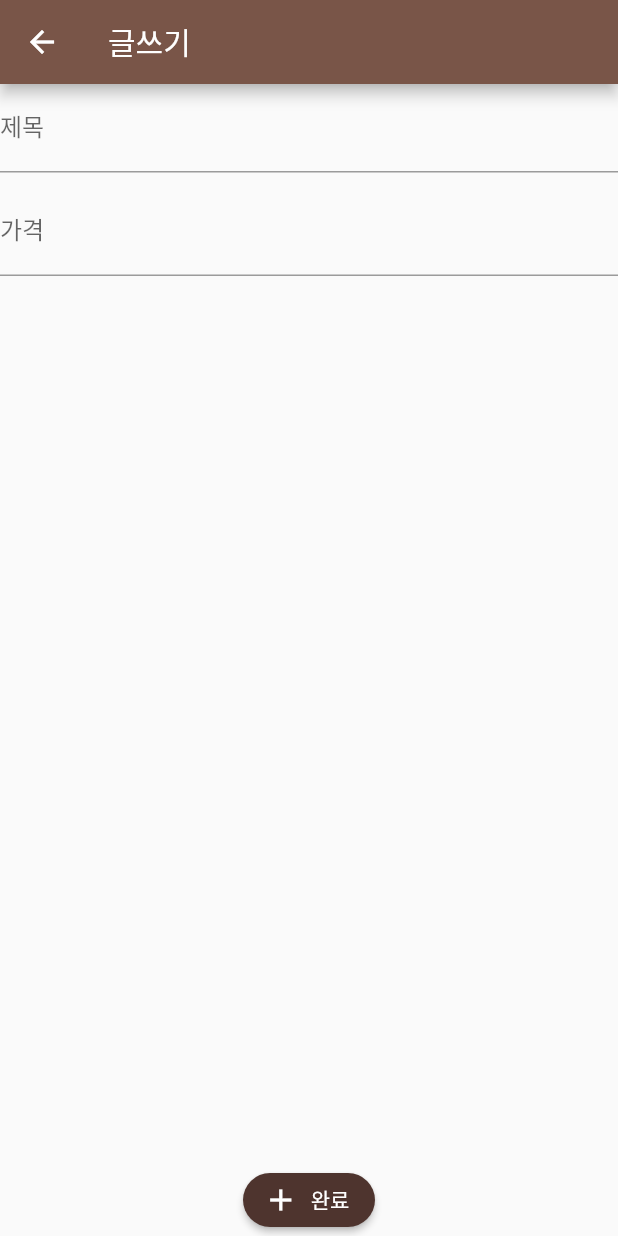
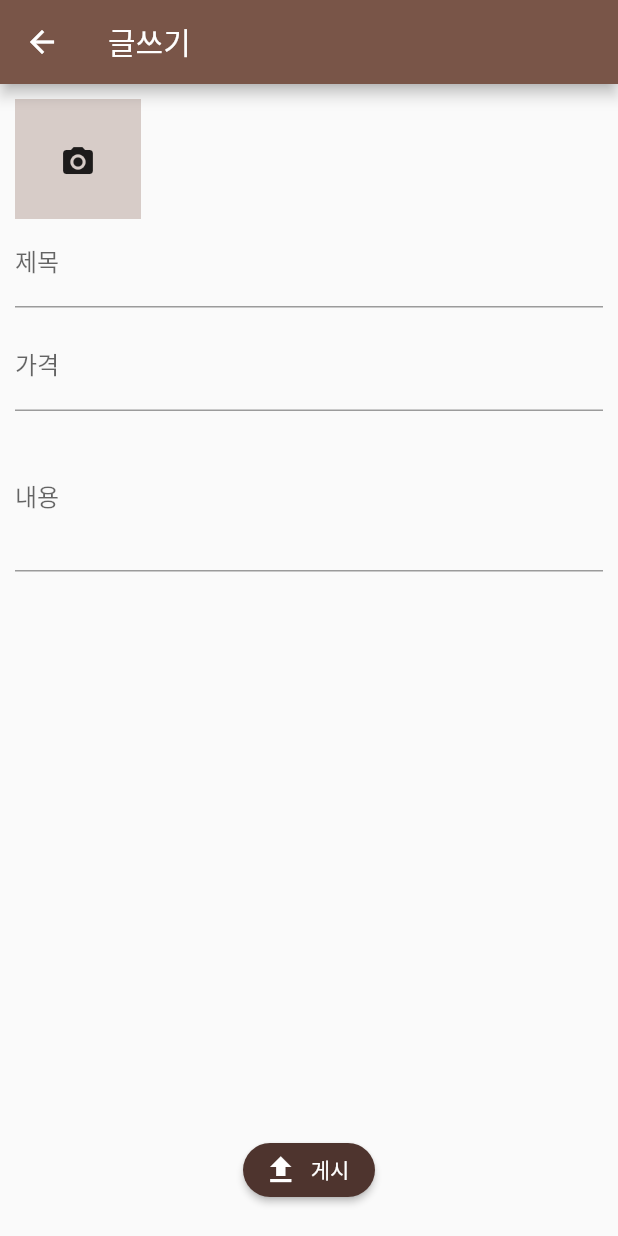
Before and after one commit to 9JIMIN/flutter-project, a Flutter app: the EditScreen screen opened by its route, on a phone screen of 412 x 824 dp. Run offline on Flutter 3.47's test engine with Material 2 defaults, Android fonts, the phone set to English and light mode, and no system bars; our stand-ins replace cloud_firestore, firebase_auth, firebase_core, firebase_messaging, firebase_storage, google_maps_flutter and 3 more; missing offline and left inert: multi_image_picker; accounts and stored records are empty; network calls fail.

```diff
--- a/potato_market/lib/screens/auth_screen.dart
+++ b/potato_market/lib/screens/auth_screen.dart
@@ -2,7 +2,7 @@ import 'package:flutter/material.dart';
 import 'package:firebase_auth/firebase_auth.dart';
 import 'package:cloud_firestore/cloud_firestore.dart';
 
-import '../widgets/AuthForm.dart';
+import '../widgets/auth_form.dart';
 
 class AuthScreen extends StatefulWidget {
   @override
--- a/potato_market/lib/screens/chat_screen.dart
+++ b/potato_market/lib/screens/chat_screen.dart
@@ -4,10 +4,8 @@ class ChatScreen extends StatelessWidget {
   static const routeName = '/chat';
   @override
   Widget build(BuildContext context) {
-    return Scaffold(
-      appBar: AppBar(
-        title: Text('채팅'),
-      ),
+    return Center(
+      child: CircularProgressIndicator(),
     );
   }
 }
--- a/potato_market/lib/screens/edit_screen.dart
+++ b/potato_market/lib/screens/edit_screen.dart
@@ -1,5 +1,13 @@
+import 'dart:io';
+
 import 'package:flutter/material.dart';
 import 'package:cloud_firestore/cloud_firestore.dart';
+import 'package:firebase_storage/firebase_storage.dart';
+import 'package:flutter/services.dart';
+import 'package:multi_image_picker/multi_image_picker.dart';
+import 'package:firebase_auth/firebase_auth.dart';
+
+import '../widgets/photo_field.dart';
 
 class EditScreen extends StatefulWidget {
   static const routeName = '/edit';
@@ -10,14 +18,37 @@ class EditScreen extends StatefulWidget {
 class _EditScreenState extends State<EditScreen> {
   final _titleController = TextEditingController();
   final _priceController = TextEditingController();
+  final _detailController = TextEditingController();
+  List<Asset> _images;
+
+  void _selectImage(List<Asset> pickedImages) {
+    _images = pickedImages;
+  }
 
   void _saveProduct() async {
-    if (_titleController.text.isEmpty || _priceController.text.isEmpty) {
+    if (_titleController.text.isEmpty ||
+        _priceController.text.isEmpty ||
+        _priceController.text.isEmpty) {
       return;
     }
+    // 사진 스토리지에 저장
+    final String id = FirebaseAuth.instance.currentUser.uid;
+    final StorageReference ref = FirebaseStorage.instance.ref().child(id);
+
+    await Future.forEach(_images, (image) async {
+      ByteData byteData = await image.getByteData();
+      List<int> imageData = byteData.buffer.asUint8List();
+      await ref
+          .child(DateTime.now().toString() + '.jpg')
+          .putData(imageData)
+          .onComplete;
+    });
+
+    // 디비에 제품 올리기
     await FirebaseFirestore.instance.collection('test').add({
       'title': _titleController.text,
       'price': _priceController.text,
+      'detail': _detailController.text,
     });
 
     Navigator.of(context).pop();
@@ -29,11 +60,18 @@ class _EditScreenState extends State<EditScreen> {
       appBar: AppBar(
         title: Text('글쓰기'),
       ),
-      body: Column(
+      body: Padding(
+        padding: EdgeInsets.all(10),
+        child: Column(
           children: [
             Expanded(
+              child: SingleChildScrollView(
                 child: Column(
                   children: [
+                    Container(
+                      height: 80,
+                      child: PhotoField(_selectImage),
+                    ),
                     TextField(
                       decoration: InputDecoration(labelText: '제목'),
                       controller: _titleController,
@@ -45,15 +83,28 @@ class _EditScreenState extends State<EditScreen> {
                       decoration: InputDecoration(labelText: '가격'),
                       controller: _priceController,
                     ),
+                    SizedBox(
+                      height: 10,
+                    ),
+                    TextField(
+                      decoration: InputDecoration(labelText: '내용'),
+                      controller: _detailController,
+                      maxLines: 3,
+                    ),
                   ],
                 ),
               ),
+            ),
             RaisedButton.icon(
-            icon: Icon(Icons.add),
-            label: Text('완료'),
+              icon: Icon(Icons.file_upload),
+              label: Text('게시'),
               onPressed: _saveProduct,
-          )
+            ),
+            SizedBox(
+              height: 10,
+            ),
           ],
+        ),
       ),
     );
   }
--- a/potato_market/lib/widgets/AuthForm.dart
+++ b/potato_market/lib/widgets/auth_form.dart
@@ -57,18 +57,21 @@ class _AuthFormState extends State<AuthForm> {
                   children: [
                     if (!_isLogin)
                       TextFormField(
+                        key: ValueKey('nickname'),
                         decoration: InputDecoration(labelText: '닉네임'),
                         onSaved: (value) {
                           _username = value;
                         },
                       ),
                     TextFormField(
+                      key: ValueKey('email'),
                       decoration: InputDecoration(labelText: '메일주소'),
                       onSaved: (value) {
                         _userEmail = value;
                       },
                     ),
                     TextFormField(
+                      key: ValueKey('pass'),
                       decoration: InputDecoration(labelText: '패스워드'),
                       onSaved: (value) {
                         _password = value;
--- /dev/null
+++ b/potato_market/lib/widgets/photo_field.dart
@@ -0,0 +1,104 @@
+import 'package:flutter/material.dart';
+import 'package:multi_image_picker/multi_image_picker.dart';
+
+class PhotoField extends StatefulWidget {
+  final Function selectImages;
+
+  PhotoField(this.selectImages);
+  @override
+  _PhotoFieldState createState() => _PhotoFieldState();
+}
+
+class _PhotoFieldState extends State<PhotoField> {
+  List<Asset> images = List<Asset>();
+
+  @override
+  void initState() {
+    super.initState();
+  }
+
+  Widget buildGridView() {
+    return SingleChildScrollView(
+      scrollDirection: Axis.horizontal,
+      child: Row(
+        children: List.generate(images.length, (index) {
+          Asset asset = images[index];
+          return Container(
+            margin: const EdgeInsets.only(left: 10),
+            child: Stack(
+              children: <Widget>[
+                AssetThumb(
+                  asset: asset,
+                  width: 300,
+                  height: 300,
+                ),
+                Positioned(
+                  top: 0,
+                  right: 0,
+                  child: GestureDetector(
+                    onTap: () {
+                      setState(() {
+                        images.removeAt(index);
+                      });
+                    },
+                    child: Icon(
+                      Icons.cancel,
+                      color: Theme.of(context).errorColor,
+                    ),
+                  ),
+                ),
+              ],
+            ),
+          );
+        }),
+      ),
+    );
+  }
+
+  Future<void> loadAssets() async {
+    List<Asset> resultList = List<Asset>();
+
+    resultList = await MultiImagePicker.pickImages(
+      maxImages: 10,
+      enableCamera: true,
+      selectedAssets: images,
+      cupertinoOptions: CupertinoOptions(takePhotoIcon: "chat"),
+      materialOptions: MaterialOptions(
+        statusBarColor: "#FF4E342E",
+        actionBarColor: "#FF6D4C41",
+        actionBarTitle: "사진선택",
+        allViewTitle: "전체 사진",
+        useDetailsView: false,
+        selectCircleStrokeColor: "#FF6D4C41",
+      ),
+    );
+
+    if (!mounted) return;
+
+    setState(() {
+      images = resultList;
+      widget.selectImages(images);
+    });
+  }
+
+  @override
+  Widget build(BuildContext context) {
+    return Row(
+      children: [
+        InkWell(
+          child: Container(
+            color: Theme.of(context).primaryColorLight,
+            padding: EdgeInsets.all(30),
+            child: Icon(
+              Icons.photo_camera,
+            ),
+          ),
+          onTap: loadAssets,
+        ),
+        Expanded(
+          child: buildGridView(),
+        ),
+      ],
+    );
+  }
+}
--- a/potato_market/pubspec.yaml
+++ b/potato_market/pubspec.yaml
@@ -26,6 +26,8 @@ dependencies:
   cloud_firestore:
   firebase_auth:
   firebase_core:
+  firebase_storage:
+  multi_image_picker:
 
 
   # The following adds the Cupertino Icons font to your application.
```
Also changed, not shown: potato_market/pubspec.lock, 3 other files. Lines whose indentation alone changed are shown as unchanged.
